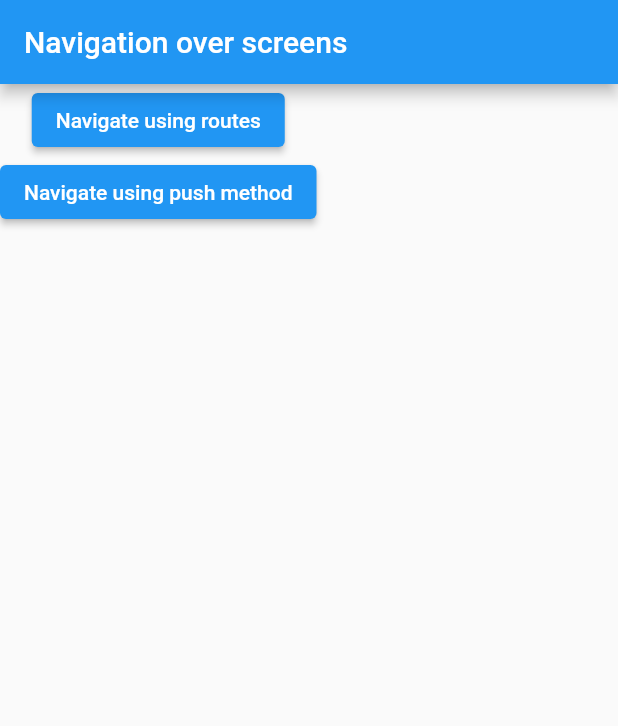
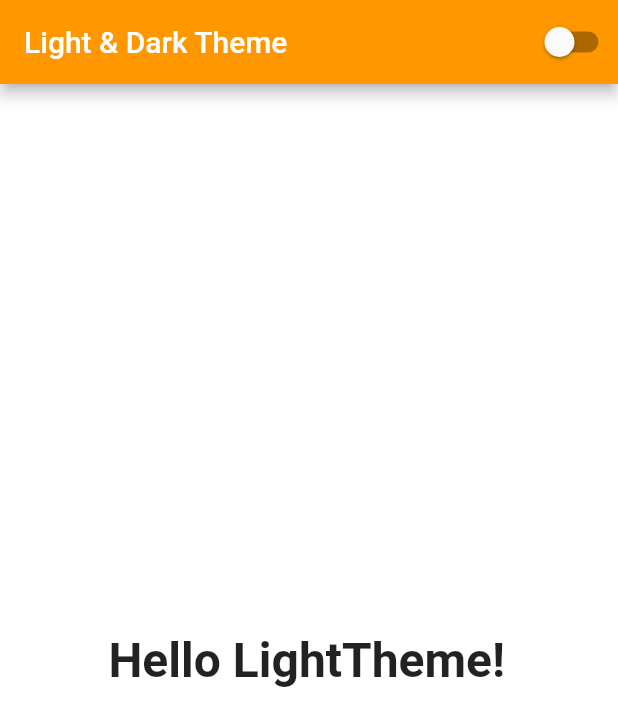
Before and after one commit to Barzi-yasin/theme, a Flutter app: the screen it shows after launch, on a phone screen of 412 x 824 dp. Shown: the top 726 px of the screen. Run offline on Flutter 3.47's test engine with Material 2 defaults, Android fonts, the phone set to English and light mode, and no system bars.

Commit message:
both theme works successfully

```diff
--- a/lib/main.dart
+++ b/lib/main.dart
@@ -1,73 +1,38 @@
 import 'package:flutter/material.dart';
+import 'package:flutter/services.dart';
+import 'package:provider/provider.dart';
+import 'package:themeonline/page/home_page.dart';
+import 'package:themeonline/provider/theme_provider.dart';
+import 'package:themeonline/page/home_page.dart';
 
-void main() => runApp(MyApp());
+import 'provider/theme_provider.dart';
+
+Future main() async {
+  WidgetsFlutterBinding.ensureInitialized();
+  await SystemChrome.setPreferredOrientations([
+    DeviceOrientation.portraitUp,
+    DeviceOrientation.portraitDown,
+  ]);
+
+  runApp(MyApp());
+}
 
 class MyApp extends StatelessWidget {
-  // This widget is the root of your application.
+  static const String title = 'Light & Dark Theme';
+
   @override
-  Widget build(BuildContext context) {
-    return MaterialApp(
-      title: 'Navigation Over Screens',
-      theme: ThemeData(
-        primarySwatch: Colors.blue,
-      ),
-//      home: MainPage(),
+  Widget build(BuildContext context) => ChangeNotifierProvider(
+        create: (context) => ThemeProvider(),
+        builder: (context, _) {
+          final themeProvider = Provider.of<ThemeProvider>(context);
 
-      // Declare routes
-      routes: {
-        // Main initial route
-        '/': (context) => MainPage(),
-        // Second route
-        '/second': (context) => SecondPage(),
-      },
-      initialRoute: '/',
-    );
-  }
-}
-
-class MainPage extends StatelessWidget {
-  @override
-  Widget build(BuildContext context) =>
-      Scaffold(
-        appBar: AppBar(
-          title: Text('Navigation over screens'),
-        ),
-        body: Container(
-          child: Column(
-            children: <Widget>[
-              // Navigate using declared route name
-              ElevatedButton(
-                onPressed: () => Navigator.pushNamed(context, '/second'),
-                child: Text('Navigate using routes'),
-              ),
-              // Navigate using simple push method
-              ElevatedButton(
-                onPressed: () =>
-                    Navigator.push(
-                      context,
-                      MaterialPageRoute(builder: (context) => SecondPage()),
-                    ),
-                child: Text('Navigate using push method'),
-              )
-            ],
-          ),
-        ),
+          return MaterialApp(
+            title: title,
+            themeMode: themeProvider.themeMode,
+            theme: MyThemes.lightTheme,
+            darkTheme: MyThemes.darkTheme,
+            home: HomePage(),
+          );
+        },
       );
 }
-
-class SecondPage extends StatelessWidget {
-  @override
-  Widget build(BuildContext context) {
-    return Scaffold(
-      appBar: AppBar(
-        title: Text('Second screen'),
-      ),
-      body: Container(
-        child: ElevatedButton(
-          onPressed: () => Navigator.pop(context),
-          child: Text('Back'),
-        ),
-      ),
-    );
-  }
-}
--- /dev/null
+++ b/lib/page/home_page.dart
@@ -0,0 +1,53 @@
+import 'package:flutter/material.dart';
+import 'package:themeonline/main.dart';
+import 'package:provider/provider.dart';
+import 'package:themeonline/page/profile_widget.dart';
+import 'package:themeonline/provider/theme_provider.dart';
+import 'package:themeonline/widget/change_theme_button_widget.dart';
+
+import 'navigationbar_widget.dart';
+
+class HomePage extends StatelessWidget {
+  // @override
+  // Widget build(BuildContext context) => Scaffold(
+  //       appBar: AppBar(
+  //         iconTheme: Theme.of(context).iconTheme,
+  //         backgroundColor: Colors.transparent,
+  //         leading: Icon(Icons.menu),
+  //         title: Text(MyApp.title),
+  //         elevation: 0,
+  //         actions: [
+  //           ChangeThemeButtonWidget(),
+  //         ],
+  //       ),
+  //       body: ProfileWidget(),
+  //       extendBody: true,
+  //       bottomNavigationBar: NavigationBarWidget(),
+  //     );
+
+  @override
+  Widget build(BuildContext context) {
+    final text = Provider.of<ThemeProvider>(context).themeMode == ThemeMode.dark
+        ? 'DarkTheme'
+        : 'LightTheme';
+
+    return Scaffold(
+      appBar: AppBar(
+        backgroundColor: Colors.orange,
+        title: Text(MyApp.title),
+        actions: [
+          ChangeThemeButtonWidget(),
+        ],
+      ),
+      body: Center(
+        child: SelectableText(
+          'Hello $text!',
+          style: TextStyle(
+            fontSize: 32,
+            fontWeight: FontWeight.bold,
+          ),
+        ),
+      ),
+    );
+  }
+}
--- /dev/null
+++ b/lib/provider/theme_provider.dart
@@ -0,0 +1,36 @@
+import 'package:flutter/material.dart';
+import 'package:flutter/scheduler.dart';
+
+class ThemeProvider extends ChangeNotifier {
+  ThemeMode themeMode = ThemeMode.system;
+
+  bool get isDarkMode {
+    if (themeMode == ThemeMode.system) {
+      final brightness = SchedulerBinding.instance!.window.platformBrightness;
+      return brightness == Brightness.dark;
+    } else {
+      return themeMode == ThemeMode.dark;
+    }
+  }
+
+  void toggleTheme(bool isOn) {
+    themeMode = isOn ? ThemeMode.dark : ThemeMode.light;
+    notifyListeners();
+  }
+}
+
+class MyThemes {
+  static final darkTheme = ThemeData(
+    scaffoldBackgroundColor: Colors.grey.shade900,
+    primaryColor: Colors.black,
+    colorScheme: ColorScheme.dark(),
+    iconTheme: IconThemeData(color: Colors.purple.shade200, opacity: 0.8),
+  );
+
+  static final lightTheme = ThemeData(
+    scaffoldBackgroundColor: Colors.white,
+    primaryColor: Colors.white,
+    colorScheme: ColorScheme.light(),
+    iconTheme: IconThemeData(color: Colors.red, opacity: 0.8),
+  );
+}
--- /dev/null
+++ b/lib/widget/change_theme_button_widget.dart
@@ -0,0 +1,18 @@
+import 'package:flutter/material.dart';
+import 'package:provider/provider.dart';
+import 'package:themeonline/provider/theme_provider.dart';
+
+class ChangeThemeButtonWidget extends StatelessWidget {
+  @override
+  Widget build(BuildContext context) {
+    final themeProvider = Provider.of<ThemeProvider>(context);
+
+    return Switch.adaptive(
+      value: themeProvider.isDarkMode,
+      onChanged: (value) {
+        final provider = Provider.of<ThemeProvider>(context, listen: false);
+        provider.toggleTheme(value);
+      },
+    );
+  }
+}
--- a/pubspec.yaml
+++ b/pubspec.yaml
@@ -19,6 +19,7 @@ environment:
 dependencies:
   flutter:
     sdk: flutter
+  provider: ^6.0.4
 
 dev_dependencies:
   flutter_test:
```
Also changed, not shown: lib/page/navigationbar_widget.dart (added, +28 -0 lines), lib/page/profile_widget.dart (added, +125 -0 lines).
